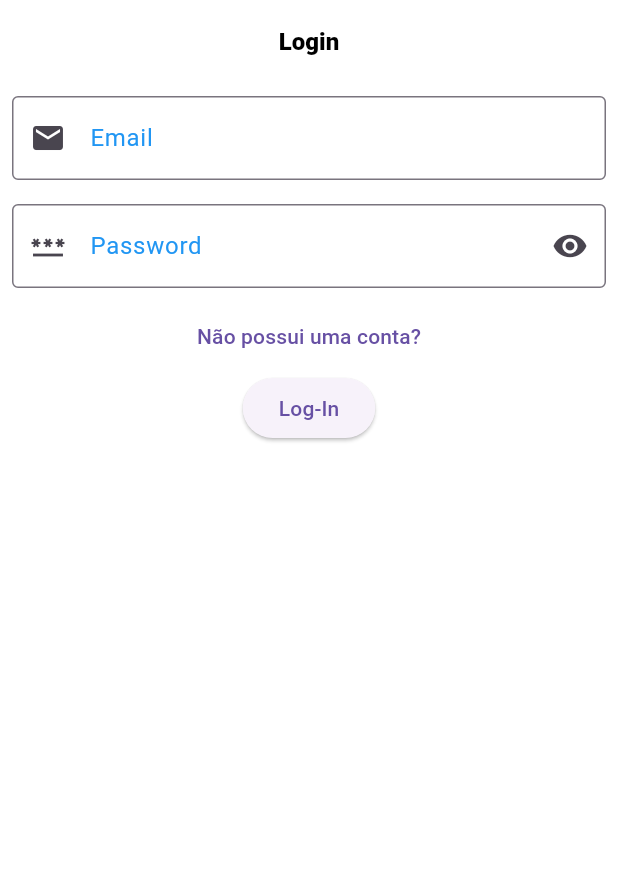
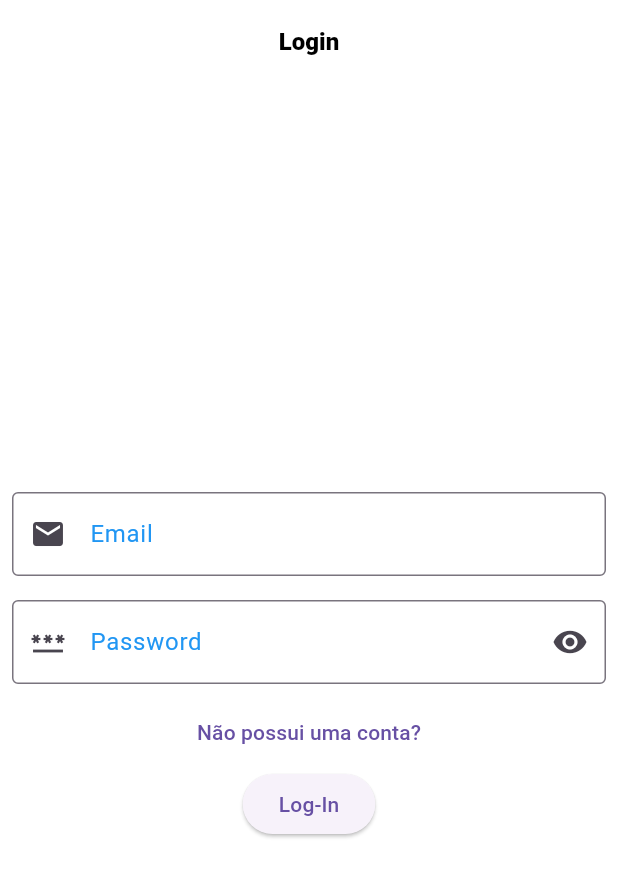
Before and after one commit to ViniR-RB/DDP, a Flutter app: the screen it shows after launch, on a phone screen of 412 x 824 dp. Shown: the top 877 px of the screen. Run offline on Flutter 3.47's test engine with Material 2 defaults, Android fonts, the phone set to English and light mode, and no system bars; our stand-ins replace flutter_modular, flutter_secure_storage, geocoding, google_maps_flutter, sqflite; accounts and stored records are empty.

Commit message:
feat: Adding new icon in laucher app and new name app center login page and new icon map in mapsPages

```diff
--- a/lib/app/modules/auth/pages/login_page.dart
+++ b/lib/app/modules/auth/pages/login_page.dart
@@ -29,9 +29,9 @@ class _LoginPageState extends State<LoginPage> {
           return SizedBox(
             width: size.maxWidth,
             height: size.maxHeight,
+            child: Center(
               child: SingleChildScrollView(
                 child: Column(
-                  mainAxisAlignment: MainAxisAlignment.center,
                     crossAxisAlignment: CrossAxisAlignment.center,
                     children: [
                       CustomInput(
@@ -59,6 +59,7 @@ class _LoginPageState extends State<LoginPage> {
                       ),
                     ]),
               ),
+            ),
           );
         },
       ),
--- a/lib/app/modules/home/maps/maps_page.dart
+++ b/lib/app/modules/home/maps/maps_page.dart
@@ -52,7 +52,8 @@ class MapSampleState extends State<MapsPage> {
                   markers: <Marker>{
                     Marker(
                       markerId: MarkerId(value.name),
-                      icon: BitmapDescriptor.defaultMarker,
+                      icon: BitmapDescriptor.defaultMarkerWithHue(
+                          BitmapDescriptor.hueAzure),
                       infoWindow: InfoWindow(
                         title: value.name,
                         snippet: value.phone,
--- a/lib/app/modules/home/pages/detail_contact.dart
+++ b/lib/app/modules/home/pages/detail_contact.dart
@@ -48,9 +48,11 @@ class _DetailContactPageState extends State<DetailContactPage> {
             padding: const EdgeInsets.only(top: 8.0),
             child: Row(
               mainAxisAlignment: MainAxisAlignment.center,
-              children: const [
+              children: [
                 CircleAvatar(
                   radius: 64,
+                  child: Text(data.name[0].toUpperCase(),
+                      style: const TextStyle(fontSize: 32)),
                 ),
               ],
             ),
```
Also changed, not shown: pubspec.yaml (+9 -4 lines), assets/maps.icon.png (added), pubspec.lock, 6 other files. Lines whose indentation alone changed are shown as unchanged.
